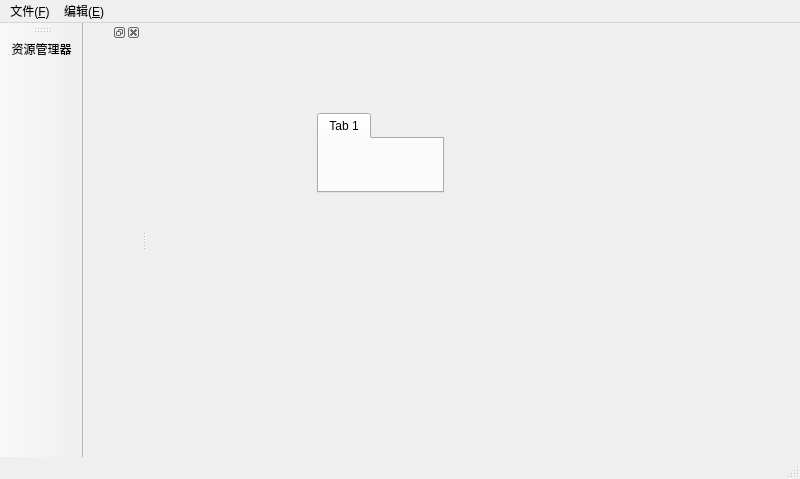
Before: the Qt Designer form mainwindow.ui in Lunaticsky-tql/QLion, drawn with Qt 5.
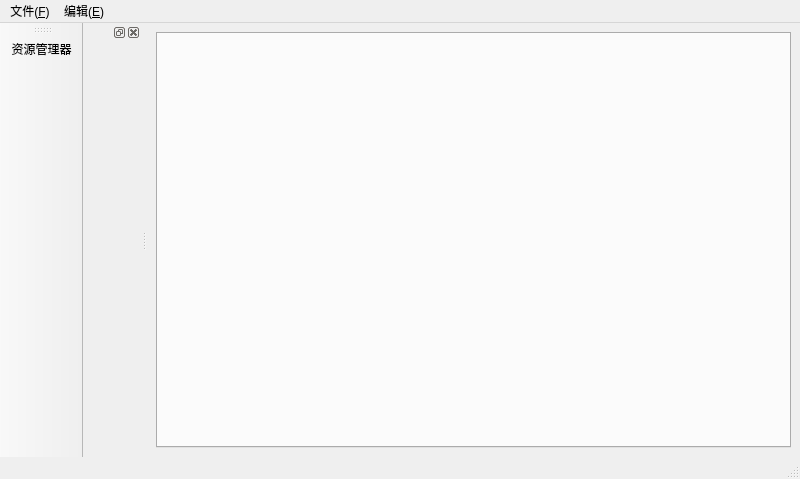
After: the same form once the commit is applied. Icons and pictures are not drawn. Custom widgets are drawn as their Qt base class.

```diff
--- a/mainwindow.ui
+++ b/mainwindow.ui
@@ -18,24 +18,15 @@
     <normaloff>:/resources/icons/qlion.png</normaloff>:/resources/icons/qlion.png</iconset>
   </property>
   <widget class="QWidget" name="centralwidget">
-   <widget class="QTabWidget" name="tabWidget">
-    <property name="geometry">
-     <rect>
-      <x>170</x>
-      <y>90</y>
-      <width>127</width>
-      <height>80</height>
-     </rect>
-    </property>
-    <property name="currentIndex">
-     <number>0</number>
-    </property>
-    <widget class="QWidget" name="tab">
-     <attribute name="title">
-      <string>Tab 1</string>
-     </attribute>
-    </widget>
-   </widget>
+   <layout class="QVBoxLayout" name="verticalLayout">
+    <item>
+     <widget class="QLionTabWidget" name="tabWidget">
+      <property name="currentIndex">
+       <number>-1</number>
+      </property>
+     </widget>
+    </item>
+   </layout>
   </widget>
   <widget class="QMenuBar" name="menubar">
    <property name="geometry">
@@ -251,6 +242,14 @@
    </property>
   </action>
  </widget>
+ <customwidgets>
+  <customwidget>
+   <class>QLionTabWidget</class>
+   <extends>QTabWidget</extends>
+   <header>QLionTabWidget.h</header>
+   <container>1</container>
+  </customwidget>
+ </customwidgets>
  <resources>
   <include location="icons.qrc"/>
  </resources>
```
Left out of the diff: 10 changed lines with no effect on the pictures.
